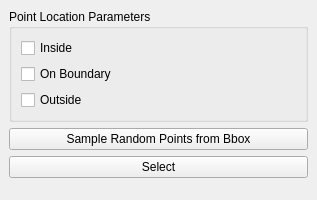
First picture: the form in Polyhedron/demo/Polyhedron/Point_inside_polyhedron_widget.ui, repository CGAL/cgal, before the edit.
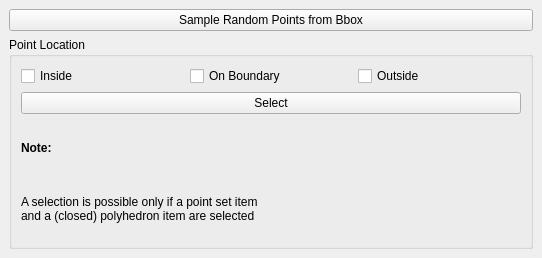
Second picture: the form after the edit.

Commit message: improve point inside polyhedron ui

```diff
--- a/Polyhedron/demo/Polyhedron/Point_inside_polyhedron_widget.ui
+++ b/Polyhedron/demo/Polyhedron/Point_inside_polyhedron_widget.ui
@@ -6,8 +6,8 @@
    <rect>
     <x>0</x>
     <y>0</y>
-    <width>317</width>
-    <height>200</height>
+    <width>542</width>
+    <height>258</height>
    </rect>
   </property>
   <property name="windowTitle">
@@ -15,13 +15,22 @@
   </property>
   <widget class="QWidget" name="dockWidgetContents">
    <layout class="QVBoxLayout" name="verticalLayout">
+    <item>
+     <widget class="QPushButton" name="Sample_random_points_from_bbox">
+      <property name="text">
+       <string>Sample Random Points from Bbox</string>
+      </property>
+     </widget>
+    </item>
     <item>
      <widget class="QGroupBox" name="groupBox">
       <property name="title">
-       <string>Point Location Parameters</string>
+       <string>Point Location</string>
       </property>
       <layout class="QVBoxLayout" name="verticalLayout_2">
        <item>
+        <layout class="QHBoxLayout" name="horizontalLayout">
+         <item>
         <widget class="QCheckBox" name="Inside_check_box">
          <property name="text">
           <string>Inside</string>
@@ -43,14 +52,6 @@
         </widget>
        </item>
       </layout>
-     </widget>
-    </item>
-    <item>
-     <widget class="QPushButton" name="Sample_random_points_from_bbox">
-      <property name="text">
-       <string>Sample Random Points from Bbox</string>
-      </property>
-     </widget>
     </item>
     <item>
      <widget class="QPushButton" name="Select_button">
@@ -60,17 +61,31 @@
      </widget>
     </item>
     <item>
-     <spacer name="verticalSpacer">
-      <property name="orientation">
-       <enum>Qt::Vertical</enum>
-      </property>
-      <property name="sizeHint" stdset="0">
-       <size>
-        <width>20</width>
-        <height>40</height>
-       </size>
-      </property>
-     </spacer>
+        <widget class="QLabel" name="label">
+         <property name="font">
+          <font>
+           <weight>75</weight>
+           <bold>true</bold>
+          </font>
+         </property>
+         <property name="text">
+          <string>Note:</string>
+         </property>
+        </widget>
+       </item>
+       <item>
+        <layout class="QHBoxLayout" name="horizontalLayout_2">
+         <item>
+          <widget class="QLabel" name="label_2">
+           <property name="text">
+            <string>&lt;html&gt;&lt;head/&gt;&lt;body&gt;&lt;p&gt;A selection is possible only if a point set item&lt;br/&gt;and a (closed) polyhedron item are selected&lt;/p&gt;&lt;/body&gt;&lt;/html&gt;</string>
+           </property>
+          </widget>
+         </item>
+        </layout>
+       </item>
+      </layout>
+     </widget>
     </item>
    </layout>
   </widget>
```
Lines whose indentation alone changed are shown as unchanged.
